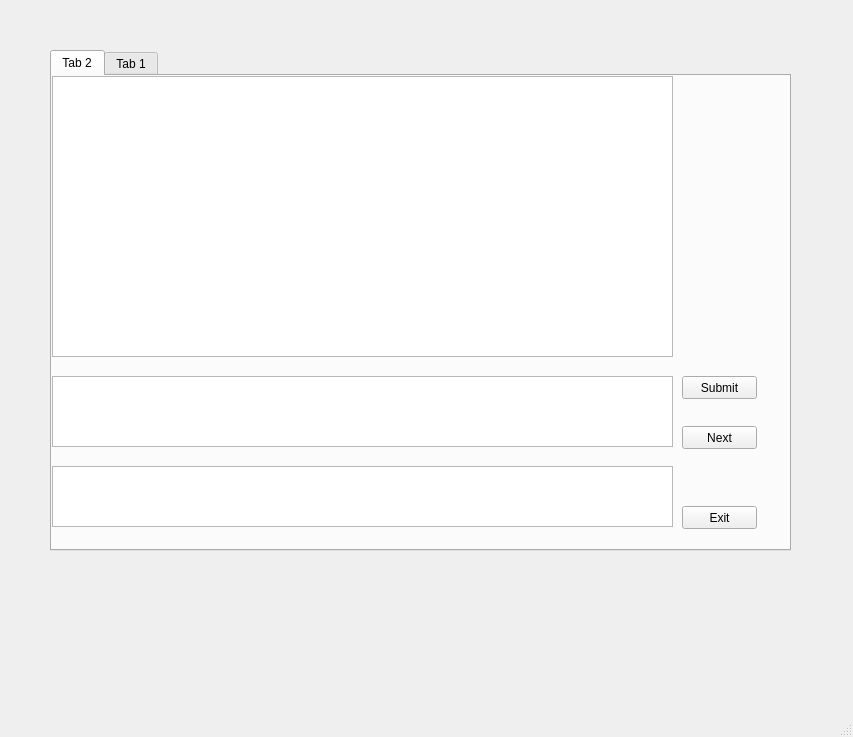
The window that mainwindow.ui (super-runner/transWords) describes before a commit, drawn with Qt 5.
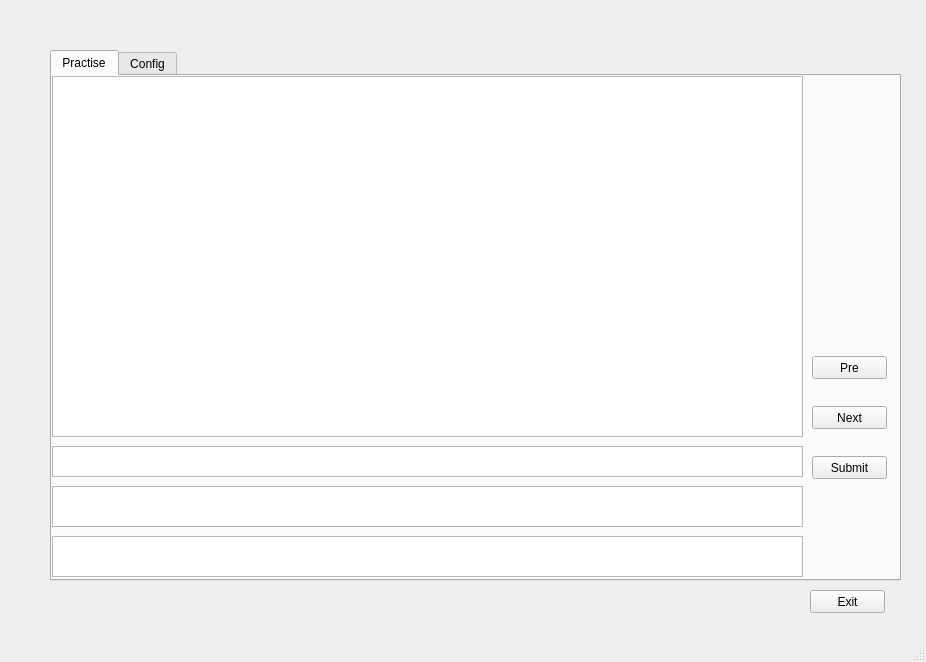
The same window after the commit.

What changed in the file:
```diff
--- a/mainwindow.ui
+++ b/mainwindow.ui
@@ -6,8 +6,8 @@
    <rect>
     <x>0</x>
     <y>0</y>
-    <width>853</width>
-    <height>737</height>
+    <width>926</width>
+    <height>662</height>
    </rect>
   </property>
   <property name="windowTitle">
@@ -19,26 +19,31 @@
      <rect>
       <x>50</x>
       <y>50</y>
-      <width>741</width>
-      <height>501</height>
+      <width>851</width>
+      <height>531</height>
      </rect>
     </property>
     <property name="currentIndex">
      <number>0</number>
     </property>
-    <widget class="QWidget" name="Config">
+    <widget class="QWidget" name="Practice">
      <attribute name="title">
-      <string>Tab 2</string>
+      <string>Practise</string>
      </attribute>
      <widget class="QPlainTextEdit" name="plainTextEdit_manualEnter">
       <property name="geometry">
        <rect>
         <x>0</x>
-        <y>300</y>
-        <width>621</width>
-        <height>71</height>
+        <y>410</y>
+        <width>751</width>
+        <height>41</height>
        </rect>
       </property>
+      <property name="font">
+       <font>
+        <pointsize>12</pointsize>
+       </font>
+      </property>
       <property name="mouseTracking">
        <bool>true</bool>
       </property>
@@ -47,11 +52,16 @@
       <property name="geometry">
        <rect>
         <x>0</x>
-        <y>390</y>
-        <width>621</width>
-        <height>61</height>
+        <y>460</y>
+        <width>751</width>
+        <height>41</height>
        </rect>
       </property>
+      <property name="font">
+       <font>
+        <pointsize>12</pointsize>
+       </font>
+      </property>
       <property name="autoFillBackground">
        <bool>true</bool>
       </property>
@@ -65,15 +75,20 @@
        <bool>true</bool>
       </property>
      </widget>
-     <widget class="QPlainTextEdit" name="plainTextEdit_source">
+     <widget class="QPlainTextEdit" name="plainTextEdit_Chinese">
       <property name="geometry">
        <rect>
         <x>0</x>
         <y>0</y>
-        <width>621</width>
-        <height>281</height>
+        <width>751</width>
+        <height>361</height>
        </rect>
       </property>
+      <property name="font">
+       <font>
+        <pointsize>12</pointsize>
+       </font>
+      </property>
       <property name="autoFillBackground">
        <bool>true</bool>
       </property>
@@ -90,8 +105,8 @@
      <widget class="QPushButton" name="pushButton_submit">
       <property name="geometry">
        <rect>
-        <x>630</x>
-        <y>300</y>
+        <x>760</x>
+        <y>380</y>
         <width>75</width>
         <height>23</height>
        </rect>
@@ -100,11 +115,24 @@
        <string>Submit</string>
       </property>
      </widget>
+     <widget class="QPushButton" name="pushButton_Prev">
+      <property name="geometry">
+       <rect>
+        <x>760</x>
+        <y>280</y>
+        <width>75</width>
+        <height>23</height>
+       </rect>
+      </property>
+      <property name="text">
+       <string>Pre</string>
+      </property>
+     </widget>
      <widget class="QPushButton" name="pushButton_Next">
       <property name="geometry">
        <rect>
-        <x>630</x>
-        <y>350</y>
+        <x>760</x>
+        <y>330</y>
         <width>75</width>
         <height>23</height>
        </rect>
@@ -113,23 +141,37 @@
        <string>Next</string>
       </property>
      </widget>
-     <widget class="QPushButton" name="pushButton_Exit">
+     <widget class="QPlainTextEdit" name="plainTextEdit_CN_line">
       <property name="geometry">
        <rect>
-        <x>630</x>
-        <y>430</y>
-        <width>75</width>
-        <height>23</height>
+        <x>0</x>
+        <y>370</y>
+        <width>751</width>
+        <height>31</height>
        </rect>
       </property>
-      <property name="text">
-       <string>Exit</string>
+      <property name="font">
+       <font>
+        <pointsize>12</pointsize>
+       </font>
+      </property>
+      <property name="autoFillBackground">
+       <bool>true</bool>
+      </property>
+      <property name="locale">
+       <locale language="English" country="UnitedStates"/>
+      </property>
+      <property name="undoRedoEnabled">
+       <bool>false</bool>
+      </property>
+      <property name="readOnly">
+       <bool>true</bool>
       </property>
      </widget>
     </widget>
-    <widget class="QWidget" name="Content">
+    <widget class="QWidget" name="Config">
      <attribute name="title">
-      <string>Tab 1</string>
+      <string>Config</string>
      </attribute>
      <widget class="QLabel" name="label_Chinese_File">
       <property name="geometry">
@@ -232,6 +274,19 @@
      </widget>
     </widget>
    </widget>
+   <widget class="QPushButton" name="pushButton_Exit">
+    <property name="geometry">
+     <rect>
+      <x>810</x>
+      <y>590</y>
+      <width>75</width>
+      <height>23</height>
+     </rect>
+    </property>
+    <property name="text">
+     <string>Exit</string>
+    </property>
+   </widget>
   </widget>
   <widget class="QMenuBar" name="menubar">
    <property name="geometry">
```
Left out of the diff: 136 changed lines with no effect on the pictures.
